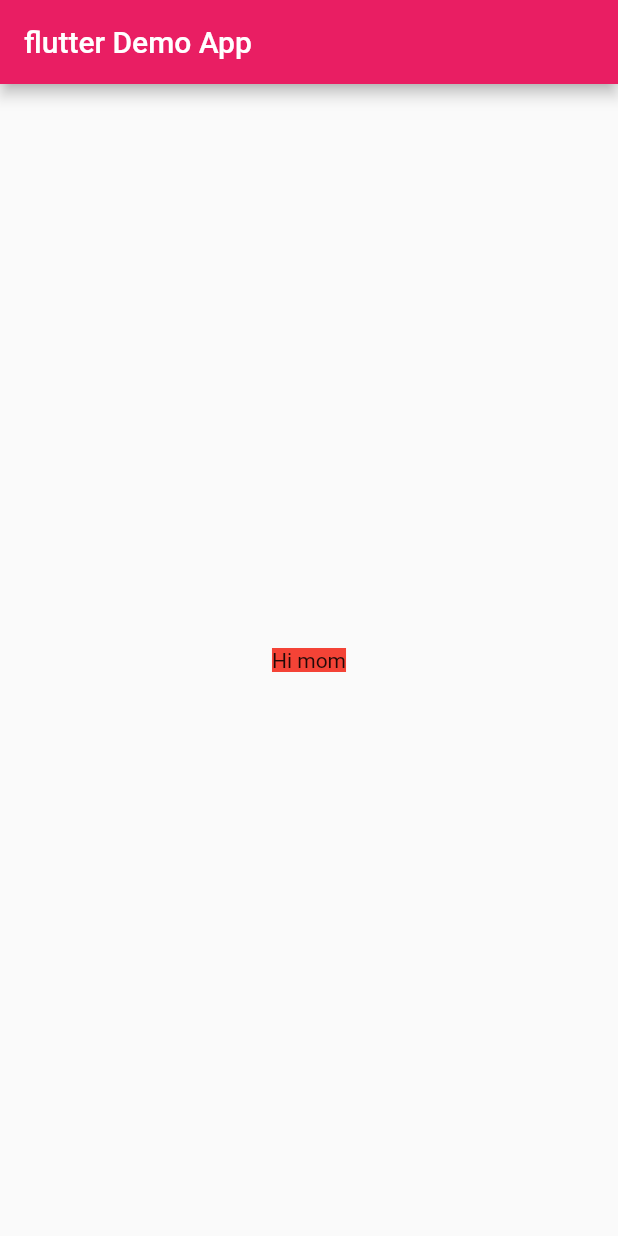
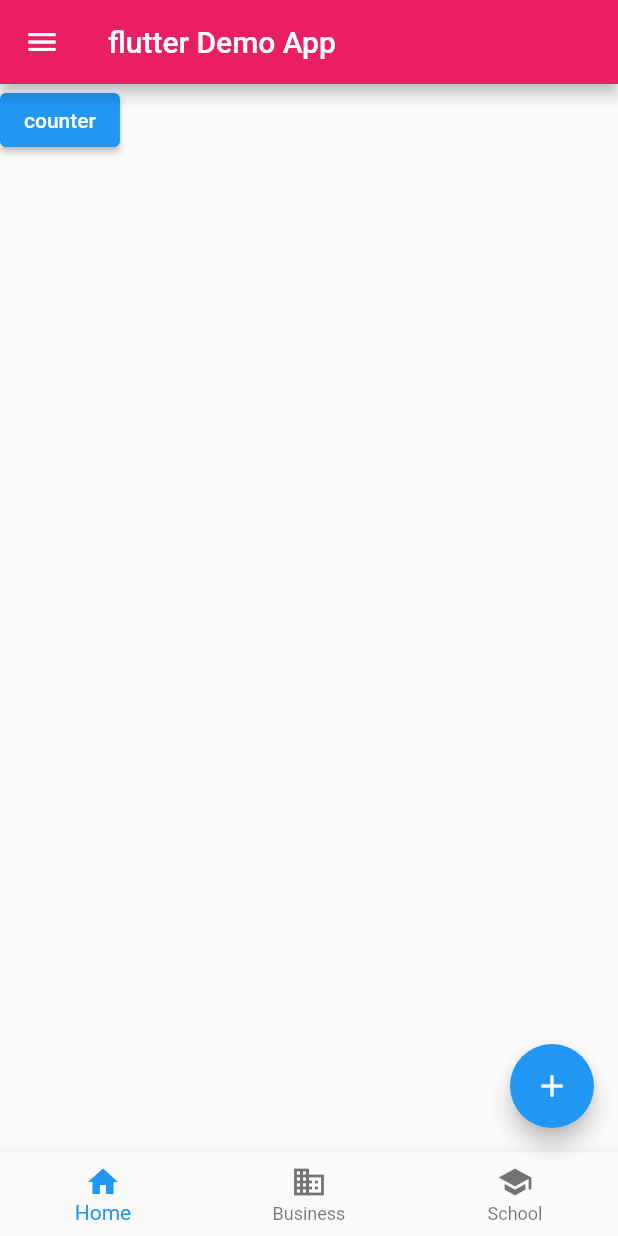
Before and after one commit to trdin/FlutterDemo, a Flutter app: the screen it shows after launch, on a phone screen of 412 x 824 dp. Run offline on Flutter 3.47's test engine with Material 2 defaults, Android fonts, the phone set to English and light mode, and no system bars.

Commit message:
navigating, multiple widgets

```diff
--- a/lib/main.dart
+++ b/lib/main.dart
@@ -15,13 +15,33 @@ class MyAppDemo extends StatelessWidget {
         backgroundColor: Colors.pink,
         title: const Text("flutter Demo App"),
       ),
-      body: Center(
-        child: Container(
-          child: const Text("Hi mom"),
-          margin: const EdgeInsets.all(10),
-          color: Colors.red,
-        ),
+      body: Builder(
+          builder: (context) => ElevatedButton(
+                child: Text("counter"),
+                onPressed: () {
+                  Navigator.push(
+                      context,
+                      MaterialPageRoute(
+                        builder: (_) => const MyApp(),
+                      ));
+                },
+              )),
+      floatingActionButton: FloatingActionButton(
+        child: Icon(Icons.add),
+        onPressed: () {
+          Navigator.push(
+              context,
+              MaterialPageRoute(
+                builder: (_) => MyApp(),
+              ));
+        },
       ),
+      bottomNavigationBar: BottomNavigationBar(items: [
+        BottomNavigationBarItem(icon: Icon(Icons.home), label: "Home"),
+        BottomNavigationBarItem(icon: Icon(Icons.business), label: "Business"),
+        BottomNavigationBarItem(icon: Icon(Icons.school), label: "School"),
+      ]),
+      drawer: Drawer(child: Text("yo")),
     ));
   }
 }
@@ -32,22 +52,7 @@ class MyApp extends StatelessWidget {
   // This widget is the root of your application.
   @override
   Widget build(BuildContext context) {
-    return MaterialApp(
-      title: 'Flutter Demo',
-      theme: ThemeData(
-        // This is the theme of your application.
-        //
-        // Try running your application with "flutter run". You'll see the
-        // application has a blue toolbar. Then, without quitting the app, try
-        // changing the primarySwatch below to Colors.green and then invoke
-        // "hot reload" (press "r" in the console where you ran "flutter run",
-        // or simply save your changes to "hot reload" in a Flutter IDE).
-        // Notice that the counter didn't reset back to zero; the application
-        // is not restarted.
-        primarySwatch: Colors.pink,
-      ),
-      home: const MyHomePage(title: 'Flutter Demo Home Page'),
-    );
+    return MyHomePage(title: 'Flutter Demo Home Page');
   }
 }
 
```
